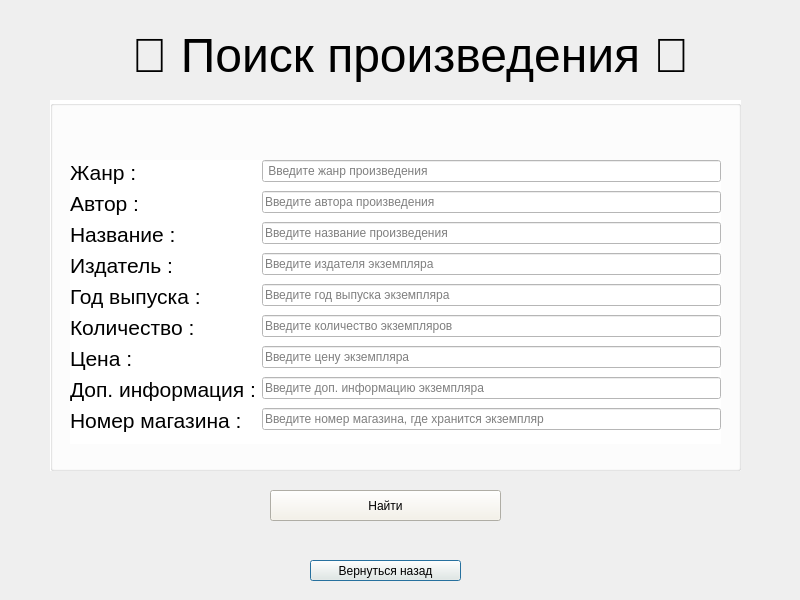
mamam111a/2-year_coursework_client, file finditem_admin.ui: the form before one commit.
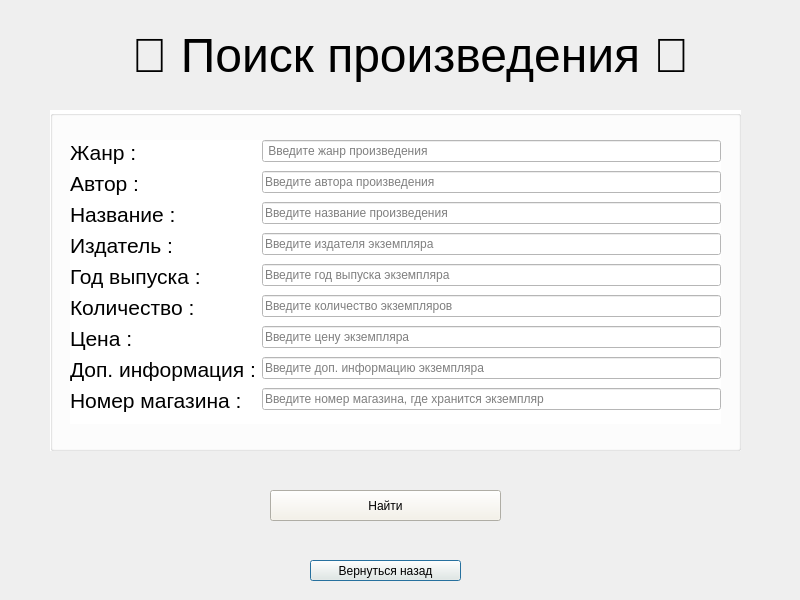
The form after the commit.

What changed in the file:
```diff
--- a/finditem_admin.ui
+++ b/finditem_admin.ui
@@ -49,9 +49,9 @@
    <property name="geometry">
     <rect>
      <x>50</x>
-     <y>100</y>
+     <y>110</y>
      <width>691</width>
-     <height>371</height>
+     <height>341</height>
     </rect>
    </property>
    <property name="styleSheet">
@@ -64,7 +64,7 @@
     <property name="geometry">
      <rect>
       <x>20</x>
-      <y>60</y>
+      <y>30</y>
       <width>651</width>
       <height>284</height>
      </rect>
```
